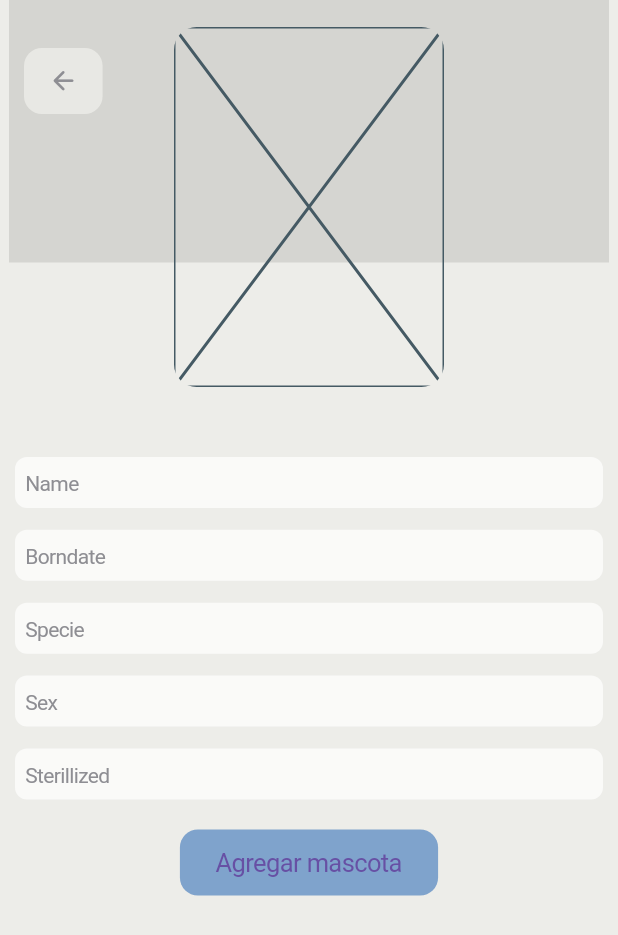
After one commit to joalmr/petmeals, a Flutter app: the PetAddView screen opened by its route, on a phone screen of 412 x 824 dp. The commit adds this screen. Shown: the top 935 px of the screen. Run offline on Flutter 3.47's test engine with Material 2 defaults, Android fonts, the phone set to English and light mode, and no system bars; our stand-ins replace animate_do, cached_network_image, cloud_firestore, firebase_auth, firebase_core, google_sign_in; accounts and stored records are empty.

Commit message:
implements ios & android design

```diff
--- a/lib/app/pet/data/services/pets_data.dart
+++ b/lib/app/pet/data/services/pets_data.dart
@@ -16,4 +16,8 @@ class PetsData {
     final pets = querySnapshot.docs.map((e) => e.data()).toList();
     return pets;
   }
+
+  Future<void> addPeT(PetModel pet) async {
+    await fireRef.add(pet);
+  }
 }
--- a/lib/app/pet/domain/model/pet_model.dart
+++ b/lib/app/pet/domain/model/pet_model.dart
@@ -69,15 +69,14 @@ class PetModel {
       );
 
   Map<String, dynamic> toJson() => {
-        "specie": specie!.toJson(),
-        "user_id": List<dynamic>.from(userId!.map((x) => x)),
-        "sex": sex,
         "name": name,
-        "photo": photo,
         "borndate":
             "${borndate!.year.toString().padLeft(4, '0')}-${borndate!.month.toString().padLeft(2, '0')}-${borndate!.day.toString().padLeft(2, '0')}",
-        "deleted_at": deletedAt,
+        "specie": specie!.toJson(),
+        "sex": sex,
         "sterillized": sterillized,
+        "user_id": List<dynamic>.from(userId!.map((x) => x)),
+        "photo": photo,
       };
 }
 
--- a/lib/app/pet/domain/provider/pet_provider.dart
+++ b/lib/app/pet/domain/provider/pet_provider.dart
@@ -29,4 +29,8 @@ class PetProvider extends ChangeNotifier {
     inspect(pet);
     notifyListeners();
   }
+
+  addPet(PetModel newPet) {
+    petsData.addPeT(newPet);
+  }
 }
--- a/lib/app/pet/ui/home/widgets/add_pet.home.dart
+++ b/lib/app/pet/ui/home/widgets/add_pet.home.dart
@@ -9,6 +9,7 @@ class AddPetWidget extends StatelessWidget {
     return InkWell(
       borderRadius: const BorderRadius.all(Radius.circular(100)),
       onTap: () {
+        Navigator.pushNamed(context, "/add");
         developer.log("-> Agregar mascota");
       },
       child: ClipRRect(
--- /dev/null
+++ b/lib/app/pet/ui/pet/views/pet_add.dart
@@ -0,0 +1,65 @@
+import 'package:comfypet/app/pet/domain/provider/pet_provider.dart';
+import 'package:comfypet/config/components/widgets/button/back.button.dart';
+import 'package:comfypet/app/pet/ui/pet/widgets/picture.pet.dart';
+import 'package:comfypet/config/components/widgets/button/primary.button.dart';
+import 'package:comfypet/config/components/widgets/textfield/textfield.dart';
+import 'package:flutter/material.dart';
+import 'package:provider/provider.dart';
+
+class PetAddView extends StatelessWidget {
+  const PetAddView({super.key});
+
+  @override
+  Widget build(BuildContext context) {
+    final petProvider = context.watch<PetProvider>();
+    final controller1 = TextEditingController();
+    final controller2 = TextEditingController();
+    final controller3 = TextEditingController();
+    final controller4 = TextEditingController();
+    final controller5 = TextEditingController();
+
+    return Scaffold(
+      body: SafeArea(
+        child: SingleChildScrollView(
+          padding: const EdgeInsets.symmetric(horizontal: 6),
+          child: Column(
+            children: [
+              const PicturePet(
+                buttonLeft: BackBtn(),
+                aspectRatio: 3 / 4,
+                child: Placeholder(),
+              ),
+              const SizedBox(height: 32),
+              MyTextField(
+                controller: controller1,
+                textField: "Name",
+              ), //name
+              MyTextField(
+                controller: controller2,
+                textField: "Borndate",
+              ), //borndate
+              MyTextField(
+                controller: controller3,
+                textField: "Specie",
+              ), //specie[perro-gato]
+              MyTextField(
+                controller: controller4,
+                textField: "Sex",
+              ), //sex
+              MyTextField(
+                controller: controller5,
+                textField: "Sterillized",
+              ), //sterillized
+              //user_id list
+              const SizedBox(height: 20),
+              ButtonPrimary(
+                child: const Text("Agregar mascota"),
+                onPressed: () {},
+              ),
+            ],
+          ),
+        ),
+      ),
+    );
+  }
+}
--- a/lib/app/pet/ui/pet/widgets/picture.pet.dart
+++ b/lib/app/pet/ui/pet/widgets/picture.pet.dart
@@ -1,16 +1,15 @@
-import 'package:cached_network_image/cached_network_image.dart';
 import 'package:flutter/material.dart';
 
 class PicturePet extends StatelessWidget {
   final double aspectRatio;
-  final String? imageStr;
+  final Widget child;
   final Widget? buttonLeft;
   final Widget? buttonRight;
 
   const PicturePet({
     super.key,
     required this.aspectRatio,
-    required this.imageStr,
+    required this.child,
     required this.buttonLeft,
     this.buttonRight,
   });
@@ -32,10 +31,7 @@ class PicturePet extends StatelessWidget {
               borderRadius: const BorderRadius.all(Radius.circular(15)),
               child: AspectRatio(
                 aspectRatio: aspectRatio,
-                child: Image(
-                  image: CachedNetworkImageProvider(imageStr!),
-                  fit: BoxFit.cover,
-                ),
+                child: child,
               ),
             ),
           ),
--- a/lib/config/components/styles/themes/theme.dart
+++ b/lib/config/components/styles/themes/theme.dart
@@ -5,34 +5,23 @@ ThemeData themeData = ThemeData(
   useMaterial3: true,
   brightness: Brightness.light,
   scaffoldBackgroundColor: fondoColor,
-  appBarTheme: AppBarTheme(
-    centerTitle: false,
-    elevation: 0,
-    color: Colors.transparent,
-    toolbarTextStyle: const TextTheme(
-      titleLarge: TextStyle(
-        fontWeight: FontWeight.w300,
-      ),
-    ).bodyMedium,
-    titleTextStyle: const TextTheme(
-      titleLarge: TextStyle(
-        fontSize: 26, //28,
-        fontWeight: FontWeight.w300,
-      ),
-    ).titleLarge,
-  ),
-  dialogTheme: DialogTheme(
-    shape: RoundedRectangleBorder(
-      borderRadius: BorderRadius.circular(5),
-    ),
-  ),
-  cardTheme: CardTheme(
-    shape: RoundedRectangleBorder(
-      borderRadius: BorderRadius.circular(5),
-    ),
-    elevation: 2.5,
-    shadowColor: Colors.black.withOpacity(0.3),
-  ),
+  textSelectionTheme: const TextSelectionThemeData(cursorColor: primerColor),
+  // appBarTheme: AppBarTheme(
+  //   centerTitle: false,
+  //   elevation: 0,
+  //   color: Colors.transparent,
+  //   toolbarTextStyle: const TextTheme(
+  //     titleLarge: TextStyle(
+  //       fontWeight: FontWeight.w300,
+  //     ),
+  //   ).bodyMedium,
+  //   titleTextStyle: const TextTheme(
+  //     titleLarge: TextStyle(
+  //       fontSize: 26, //28,
+  //       fontWeight: FontWeight.w300,
+  //     ),
+  //   ).titleLarge,
+  // ),
   textTheme: const TextTheme(
     headlineSmall: TextStyle(fontSize: 26.0),
     titleLarge: TextStyle(fontSize: 20.0),
@@ -41,5 +30,4 @@ ThemeData themeData = ThemeData(
     bodyLarge: TextStyle(fontSize: 16.0),
     bodyMedium: TextStyle(fontSize: 14.0),
   ),
-  textSelectionTheme: const TextSelectionThemeData(cursorColor: primerColor),
 );
--- a/lib/config/components/widgets/button/back.button.dart
+++ b/lib/config/components/widgets/button/back.button.dart
@@ -1,4 +1,5 @@
 import 'package:comfypet/config/components/styles/colors/colors.dart';
+import 'package:flutter/cupertino.dart';
 import 'package:flutter/material.dart';
 
 class BackBtn extends StatelessWidget {
@@ -6,18 +7,27 @@ class BackBtn extends StatelessWidget {
 
   @override
   Widget build(BuildContext context) {
-    return InkWell(
-      borderRadius: const BorderRadius.all(Radius.circular(7.5)),
-      onTap: () => Navigator.pop(context),
-      child: ClipRRect(
-        borderRadius: const BorderRadius.all(Radius.circular(7.5)),
-        child: Container(
-          color: fondoColor.withOpacity(0.75),
-          height: 40,
-          width: 60,
-          child: const Icon(Icons.arrow_back_rounded),
-        ),
+    return CupertinoButton(
+      color: fondoColor.withOpacity(0.8),
+      padding: const EdgeInsets.symmetric(vertical: 8, horizontal: 16),
+      child: const Icon(
+        Icons.arrow_back_rounded,
+        color: CupertinoColors.systemGrey,
       ),
+      onPressed: () => Navigator.pop(context),
     );
+    // InkWell(
+    //   borderRadius: const BorderRadius.all(Radius.circular(7.5)),
+    //   onTap: () => Navigator.pop(context),
+    //   child: ClipRRect(
+    //     borderRadius: const BorderRadius.all(Radius.circular(7.5)),
+    //     child: Container(
+    //       color: fondoColor.withOpacity(0.75),
+    //       height: 40,
+    //       width: 60,
+    //       child: const Icon(Icons.arrow_back_rounded),
+    //     ),
+    //   ),
+    // );
   }
 }
--- a/lib/main.dart
+++ b/lib/main.dart
@@ -1,6 +1,7 @@
 import 'package:comfypet/app/pet/data/local/pets_local.dart';
 import 'package:comfypet/app/pet/domain/provider/pet_provider.dart';
 import 'package:comfypet/app/pet/ui/home/views/home.dart';
+import 'package:comfypet/app/pet/ui/pet/views/pet_add.dart';
 import 'package:comfypet/app/user/data/services/user_data.dart';
 import 'package:comfypet/app/user/domain/provider/user_provider.dart';
 import 'package:comfypet/app/user/ui/views/login.dart';
@@ -35,6 +36,7 @@ class MainApp extends StatelessWidget {
         routes: {
           '/': (context) => const LoginView(),
           '/home': (context) => const HomeView(),
+          '/add': (context) => const PetAddView(),
         },
       ),
     );
--- a/pubspec.yaml
+++ b/pubspec.yaml
@@ -17,6 +17,7 @@ dependencies:
   firebase_auth: ^4.9.0
   cloud_firestore: ^4.9.1
   google_sign_in: ^6.1.5
+  animate_do: ^3.1.2
 
 dev_dependencies:
   flutter_test:
```
Also changed, not shown: lib/app/pet/ui/pet/views/pet_detail.dart (+6 -2 lines), lib/config/components/widgets/button/icon.button.dart (+26 -26 lines), lib/config/components/widgets/button/primary.button.dart (+57 -33 lines), lib/config/components/widgets/button/secondary.button.dart (+47 -30 lines), lib/config/components/widgets/textfield/textfield.dart (added, +105 -0 lines), pubspec.lock, 1 other file.
